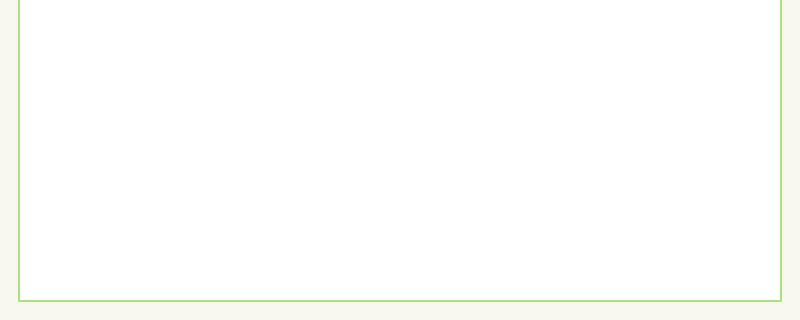
Before: the Qt Designer form Screens/MainMenuScreens/Reports/User_Logs.ui in Bideiro/Ranil_project_py, drawn with Qt 5; both pictures show x 0 to 800 and y 280 to 600 of the 800 by 600 pixel window.
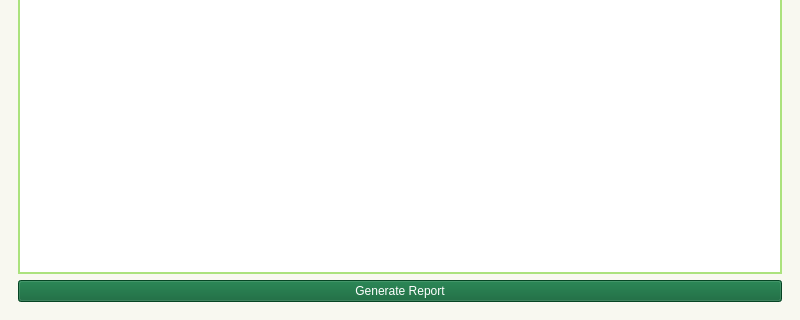
After: the same form once the commit is applied.

What changed in the file:
```diff
--- a/Screens/MainMenuScreens/Reports/User_Logs.ui
+++ b/Screens/MainMenuScreens/Reports/User_Logs.ui
@@ -13,6 +13,12 @@
   <property name="windowTitle">
    <string>MainWindow</string>
   </property>
+  <property name="styleSheet">
+   <string notr="true">QPushButton {
+	background-color: #096033;
+	color: white;
+}</string>
+  </property>
   <widget class="QWidget" name="centralwidget">
    <property name="styleSheet">
     <string notr="true">#centralwidget{
@@ -81,6 +87,7 @@
           <property name="font">
            <font>
             <family>DM Sans</family>
+            <weight>75</weight>
             <bold>true</bold>
            </font>
           </property>
@@ -92,6 +99,7 @@
           <property name="font">
            <font>
             <family>DM Sans</family>
+            <weight>75</weight>
             <bold>true</bold>
            </font>
           </property>
@@ -103,6 +111,7 @@
           <property name="font">
            <font>
             <family>DM Sans</family>
+            <weight>75</weight>
             <bold>true</bold>
            </font>
           </property>
@@ -114,6 +123,7 @@
           <property name="font">
            <font>
             <family>DM Sans</family>
+            <weight>75</weight>
             <bold>true</bold>
            </font>
           </property>
@@ -125,12 +135,20 @@
           <property name="font">
            <font>
             <family>DM Sans</family>
+            <weight>75</weight>
             <bold>true</bold>
            </font>
           </property>
          </column>
         </widget>
        </item>
+       <item>
+        <widget class="QPushButton" name="reportBtn">
+         <property name="text">
+          <string>Generate Report</string>
+         </property>
+        </widget>
+       </item>
       </layout>
      </widget>
     </item>
```
Left out of the diff: 4 changed lines with no effect on the pictures.
